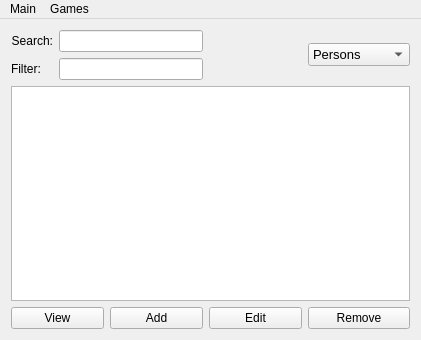
First picture: the form in Skil3/mainwindow.ui, repository AlexanderJosep/skil-3, before the edit.
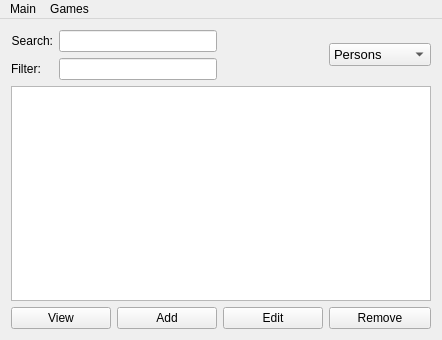
Second picture: the form after the edit. Icons and pictures are not drawn.

The edit to the form file:
```diff
--- a/Skil3/mainwindow.ui
+++ b/Skil3/mainwindow.ui
@@ -6,7 +6,7 @@
    <rect>
     <x>0</x>
     <y>0</y>
-    <width>421</width>
+    <width>442</width>
     <height>340</height>
    </rect>
   </property>
@@ -145,8 +145,8 @@
     <rect>
      <x>0</x>
      <y>0</y>
-     <width>421</width>
-     <height>19</height>
+     <width>442</width>
+     <height>26</height>
     </rect>
    </property>
    <widget class="QMenu" name="menuMain">
```
Left out of the diff: 24 changed lines with no effect on the pictures.
